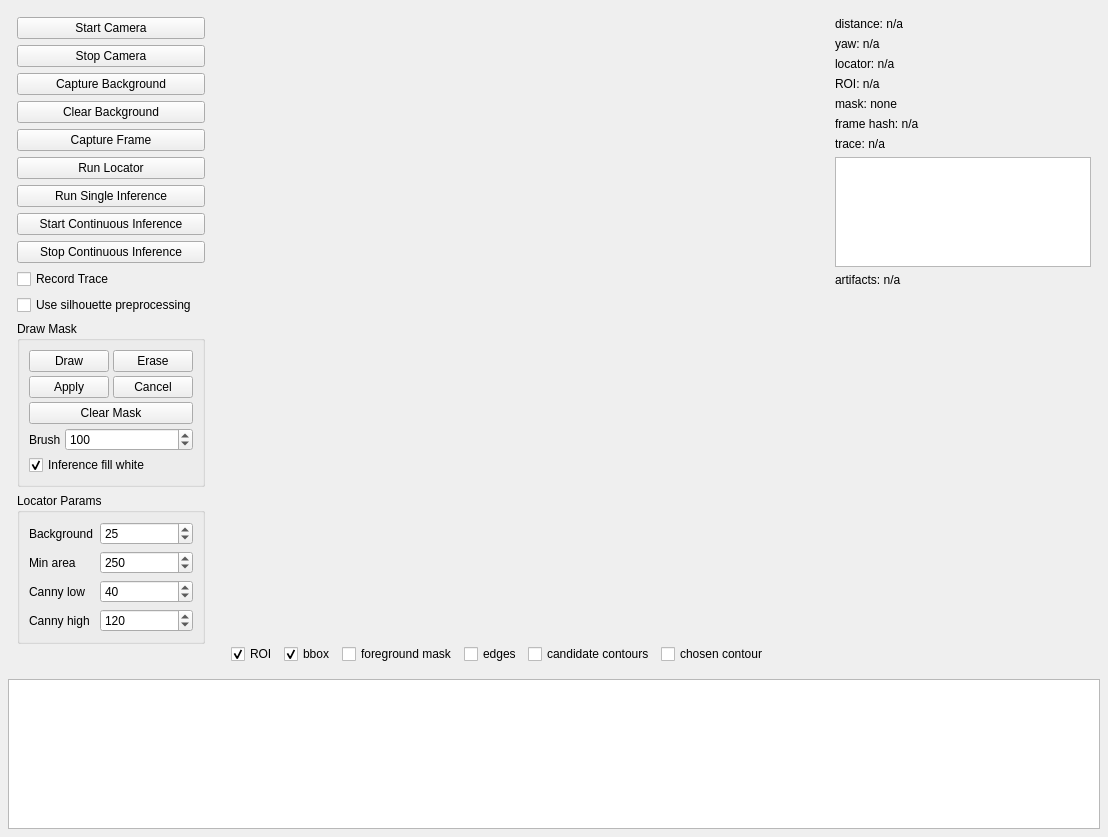
Before: the Qt Designer form 06_live-inference_v0.3/src/live_inference/gui/live_main_window.ui in MitchellQuinn/bounded-monocular-perception, drawn with Qt 5.
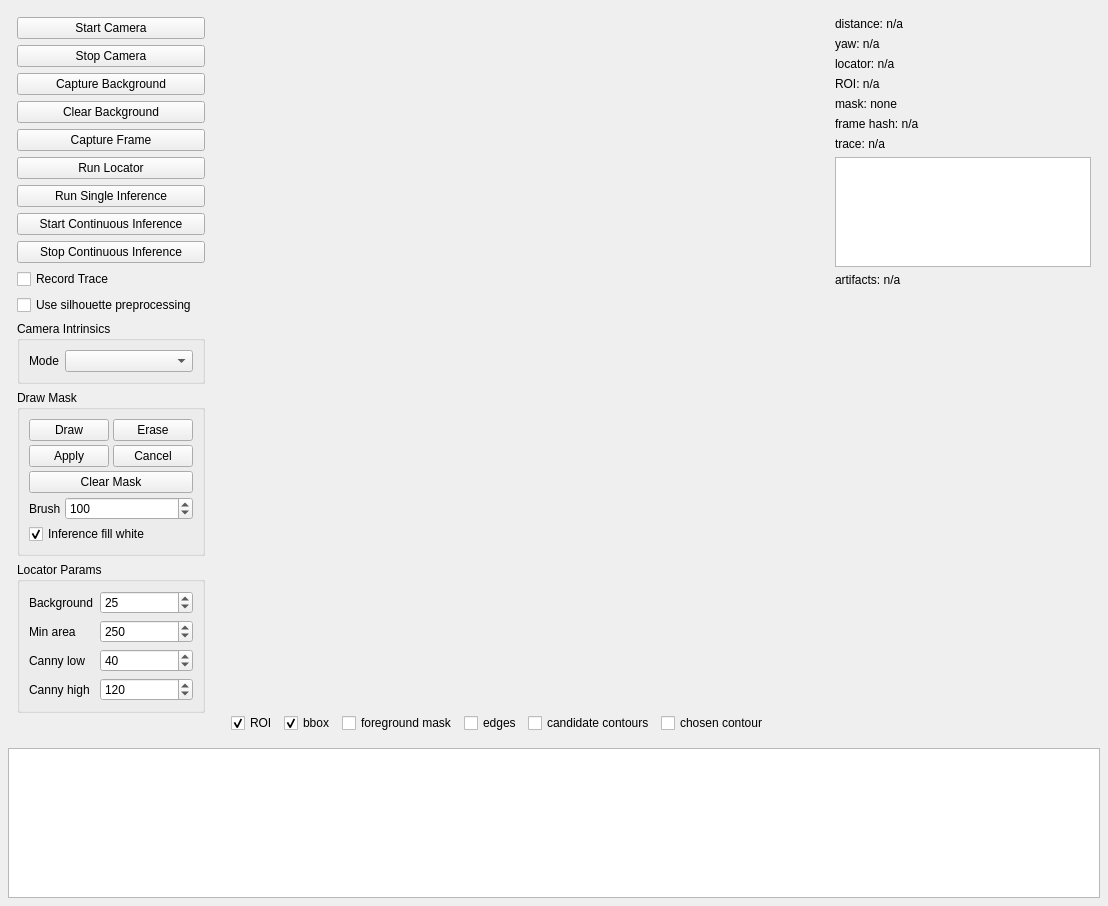
After: the same form once the commit is applied. Custom widgets are drawn as their Qt base class.

Commit message: Add camera intrinsics preprocessing support

```diff
--- a/06_live-inference_v0.3/src/live_inference/gui/live_main_window.ui
+++ b/06_live-inference_v0.3/src/live_inference/gui/live_main_window.ui
@@ -121,6 +121,25 @@
           </property>
          </widget>
         </item>
+        <item>
+         <widget class="QGroupBox" name="cameraIntrinsicsGroup">
+          <property name="title">
+           <string>Camera Intrinsics</string>
+          </property>
+          <layout class="QFormLayout" name="cameraIntrinsicsLayout">
+           <item row="0" column="0">
+            <widget class="QLabel" name="cameraIntrinsicsModeLabel">
+             <property name="text">
+              <string>Mode</string>
+             </property>
+            </widget>
+           </item>
+           <item row="0" column="1">
+            <widget class="QComboBox" name="cameraIntrinsicsModeComboBox"/>
+           </item>
+          </layout>
+         </widget>
+        </item>
         <item>
          <widget class="QGroupBox" name="drawMaskGroup">
           <property name="title">
```
The commit also changes 10 other files.
